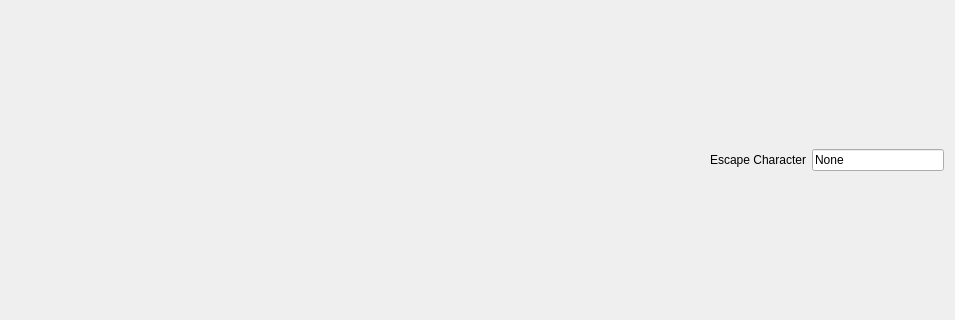
Old version of the form osziview.ui in the repository schwemmdx/rs232-tool; both pictures show x 0 to 955 and y 154 to 474 of the 955 by 629 pixel window.
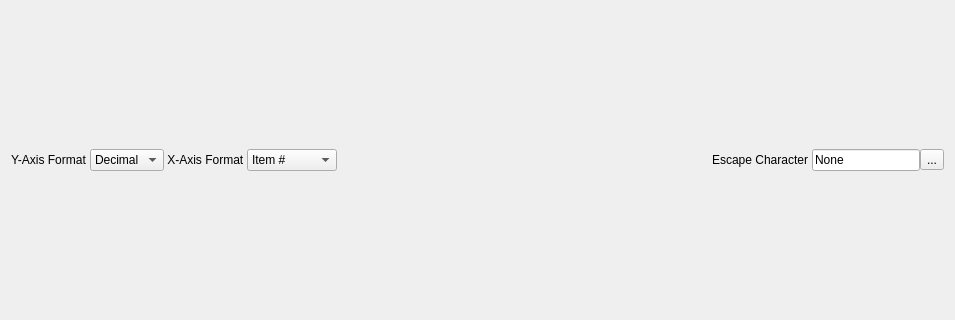
New version of the form.

```diff
--- a/osziview.ui
+++ b/osziview.ui
@@ -17,37 +17,34 @@
    <string>Form</string>
   </property>
   <layout class="QGridLayout" name="gridLayout">
-   <item row="0" column="0">
+   <item row="0" column="1">
     <layout class="QGridLayout" name="gridLayout_2">
-     <item row="1" column="8">
+     <property name="spacing">
+      <number>0</number>
+     </property>
+     <item row="2" column="2">
+      <widget class="QLabel" name="label">
+       <property name="text">
+        <string>Y-Axis Format </string>
+       </property>
+      </widget>
+     </item>
+     <item row="2" column="16">
       <widget class="QLineEdit" name="escapeCmd">
        <property name="text">
         <string>None</string>
        </property>
       </widget>
      </item>
-     <item row="1" column="2">
-      <spacer name="horizontalSpacer_2">
-       <property name="orientation">
-        <enum>Qt::Horizontal</enum>
-       </property>
-       <property name="sizeHint" stdset="0">
-        <size>
-         <width>40</width>
-         <height>20</height>
-        </size>
-       </property>
-      </spacer>
-     </item>
-     <item row="1" column="7">
-      <widget class="QLabel" name="label_2">
+     <item row="2" column="17">
+      <widget class="QToolButton" name="toolButton">
        <property name="text">
-        <string>Escape Character</string>
+        <string>...</string>
        </property>
       </widget>
      </item>
-     <item row="1" column="5">
-      <spacer name="horizontalSpacer_5">
+     <item row="2" column="14">
+      <spacer name="horizontalSpacer_6">
        <property name="orientation">
         <enum>Qt::Horizontal</enum>
        </property>
@@ -62,8 +59,15 @@
      <item row="0" column="1" colspan="8">
       <layout class="QGridLayout" name="graph_Layout"/>
      </item>
-     <item row="1" column="4">
-      <spacer name="horizontalSpacer_4">
+     <item row="2" column="15">
+      <widget class="QLabel" name="label_2">
+       <property name="text">
+        <string>Escape Character </string>
+       </property>
+      </widget>
+     </item>
+     <item row="2" column="13">
+      <spacer name="horizontalSpacer">
        <property name="orientation">
         <enum>Qt::Horizontal</enum>
        </property>
@@ -75,28 +79,63 @@
        </property>
       </spacer>
      </item>
-     <item row="1" column="3">
+     <item row="2" column="8">
+      <spacer name="horizontalSpacer_2">
+       <property name="orientation">
+        <enum>Qt::Horizontal</enum>
+       </property>
+       <property name="sizeHint" stdset="0">
+        <size>
+         <width>40</width>
+         <height>20</height>
+        </size>
+       </property>
+      </spacer>
+     </item>
+     <item row="2" column="7">
+      <widget class="QComboBox" name="comboBox">
+       <item>
+        <property name="text">
+         <string>Item #</string>
+        </property>
+       </item>
+       <item>
+        <property name="text">
+         <string>Timestamp</string>
+        </property>
+       </item>
+      </widget>
+     </item>
+     <item row="2" column="3">
+      <widget class="QComboBox" name="yValueTypeBox">
+       <item>
+        <property name="text">
+         <string>Decimal</string>
+        </property>
+       </item>
+       <item>
+        <property name="text">
+         <string>Hex</string>
+        </property>
+       </item>
+      </widget>
+     </item>
+     <item row="2" column="6">
+      <widget class="QLabel" name="label_3">
+       <property name="text">
+        <string> X-Axis Format </string>
+       </property>
+      </widget>
+     </item>
+     <item row="2" column="9">
       <spacer name="horizontalSpacer_3">
        <property name="orientation">
         <enum>Qt::Horizontal</enum>
        </property>
        <property name="sizeHint" stdset="0">
         <size>
-         <width>40</width>
-         <height>20</height>
-        </size>
-       </property>
-      </spacer>
-     </item>
-     <item row="1" column="6">
-      <spacer name="horizontalSpacer_6">
-       <property name="orientation">
-        <enum>Qt::Horizontal</enum>
-       </property>
-       <property name="sizeHint" stdset="0">
-        <size>
-         <width>40</width>
-         <height>20</height>
+         <width>1</width>
+         <height>1</height>
         </size>
        </property>
       </spacer>
```
Left out of the diff: 2 changed lines with no effect on the pictures.
